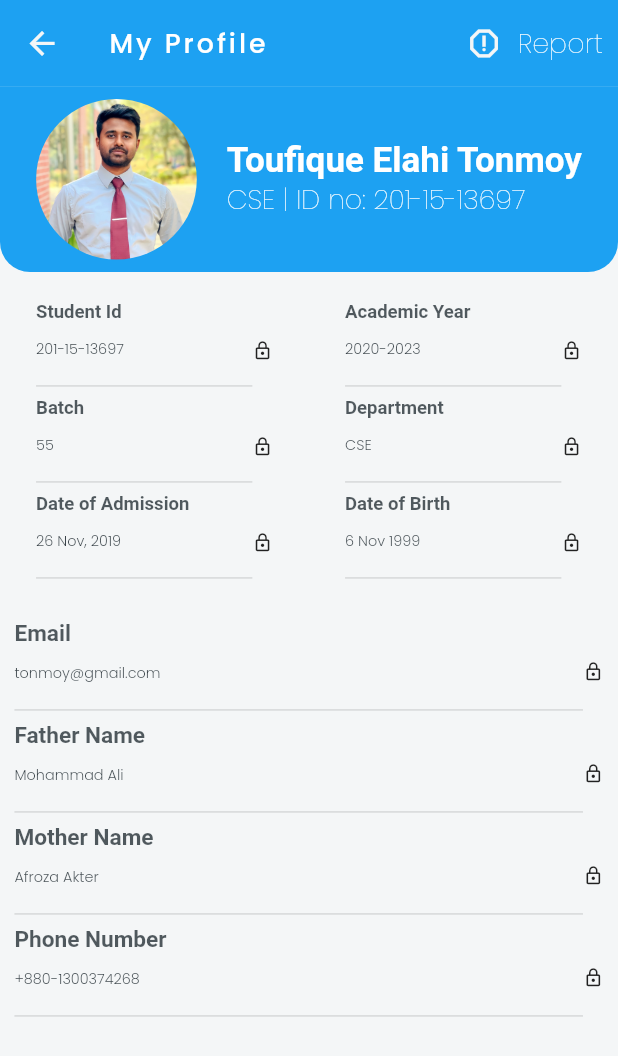
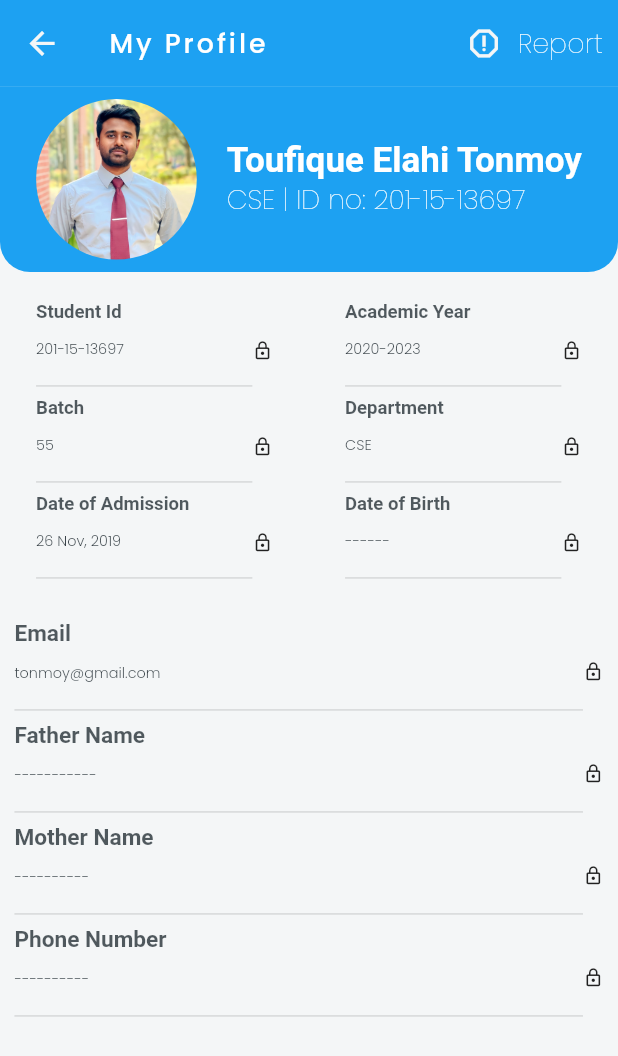
Before and after one commit to mte-tonmoy/DIU-Student-Portal, a Flutter app: the MyProfileScreen screen opened by its route, on a phone screen of 412 x 824 dp. Shown: the top 1056 px of the screen. Run offline on Flutter 3.47's test engine with Material 2 defaults, Android fonts, the phone set to English and light mode, and no system bars; our stand-ins replace flutter_svg, google_fonts, sizer.

Commit message:
Update my_profile.dart

```diff
--- a/lib/screens/my_profile/my_profile.dart
+++ b/lib/screens/my_profile/my_profile.dart
@@ -90,7 +90,7 @@ class MyProfileScreen extends StatelessWidget {
               children: [
                 ProfileDetailRow(
                     title: 'Date of Admission', value: '26 Nov, 2019'),
-                ProfileDetailRow(title: 'Date of Birth', value: '6 Nov 1999'),
+                ProfileDetailRow(title: 'Date of Birth', value: '------'),
               ],
             ),
             sizedBox,
@@ -100,15 +100,15 @@ class MyProfileScreen extends StatelessWidget {
             ),
             ProfileDetailColumn(
               title: 'Father Name',
-              value: 'Mohammad Ali',
+              value: '-----------',
             ),
             ProfileDetailColumn(
               title: 'Mother Name',
-              value: 'Afroza Akter',
+              value: '----------',
             ),
             ProfileDetailColumn(
               title: 'Phone Number',
-              value: '+880-1300374268',
+              value: '----------',
             ),
           ],
         ),
```
